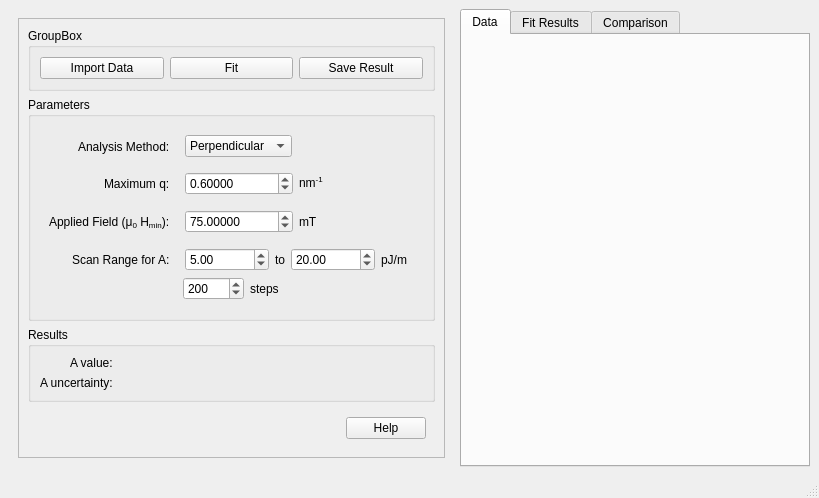
The window that src/sas/qtgui/Utilities/MuMag/UI/MuMagUI.ui (SasView/sasview) describes before a commit, drawn with Qt 5.
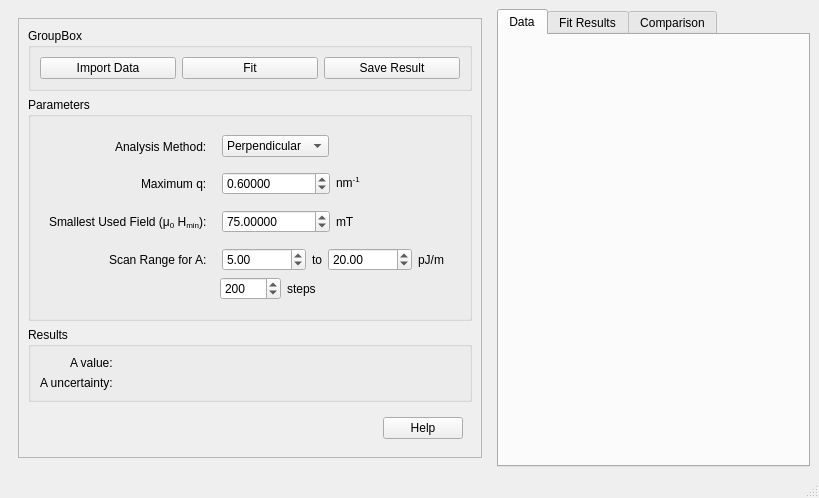
The same window after the commit.

Commit message: change confusing label, it is the smallest field used for the analysis

The edit to the form file:
```diff
--- a/src/sas/qtgui/Utilities/MuMag/UI/MuMagUI.ui
+++ b/src/sas/qtgui/Utilities/MuMag/UI/MuMagUI.ui
@@ -160,7 +160,7 @@
                 <item row="2" column="0">
                  <widget class="QLabel" name="label_6">
                   <property name="text">
-                   <string>Applied Field (μ&lt;sub&gt;0&lt;/sub&gt; H&lt;sub&gt;min&lt;/sub&gt;):</string>
+                   <string>Smallest Used Field (μ&lt;sub&gt;0&lt;/sub&gt; H&lt;sub&gt;min&lt;/sub&gt;):</string>
                   </property>
                  </widget>
                 </item>
```
